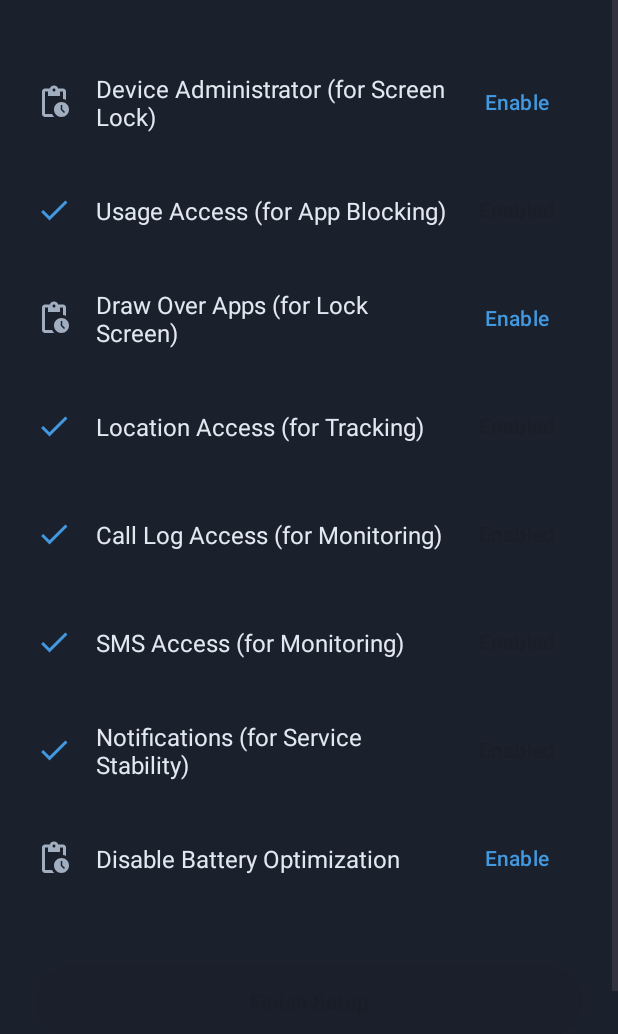
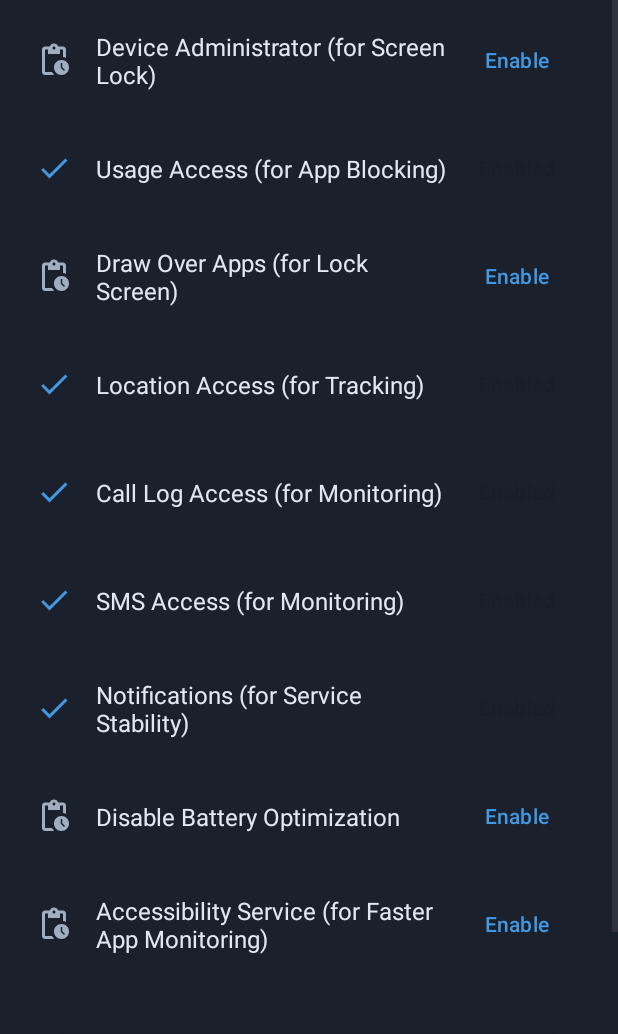
Before and after one commit to Yousaf1204/KidShield, an Android app: the ChildSetupActivity screen opened directly, with no data from a screen before it, on a phone screen of 412 x 824 dp, the part 202-1236 px from its top. Run offline under Robolectric (Android 15) with nearby library versions, the phone set to English and light mode, and no system bars.

Commit message:
Implement Accessibility Service for faster app blocking
Replaces the inefficient polling mechanism that used UsageStatsManager every 2 seconds with a real-time, event-driven Accessibility Service. This significantly improves performance and reduces battery consumption for the app blocking feature.

- Adds `AppAccessibilityService` to listen for window state changes.
- Updates `MonitoringService` to use a `BroadcastReceiver` for app events from the new service.
- Modifies `ChildSetupActivity` to include a permission prompt and validation for the Accessibility Service.
- Fixes a bug in `isAccessibilityServiceEnabled` to reliably detect if the service is active.

2.

Correctly handle background location permission request

Refactors the location permission request logic in `ChildSetupActivity` to follow modern Android best practices.

Previously, `ACCESS_FINE_LOCATION` and `ACCESS_BACKGROUND_LOCATION` were requested simultaneously, causing the background location permission to be denied on Android 10 and above.

The new implementation requests `ACCESS_FINE_LOCATION` first. Once granted, it then prompts for `ACCESS_BACKGROUND_LOCATION`. This ensures a reliable permission flow and fixes the issue where the "Enable" button for location would not update correctly.

```diff
--- a/app/build.gradle.kts
+++ b/app/build.gradle.kts
@@ -11,8 +11,8 @@ android {
         applicationId = "com.yousafdev.KidShield"
         minSdk = 26
         targetSdk = 35
-        versionCode = 1
-        versionName = "1.0"
+        versionCode = 2
+        versionName = "1.0.2"
 
         testInstrumentationRunner = "androidx.test.runner.AndroidJUnitRunner"
     }
--- a/app/src/main/java/com/yousafdev/KidShield/Activities/ChildSetupActivity.java
+++ b/app/src/main/java/com/yousafdev/KidShield/Activities/ChildSetupActivity.java
@@ -1,6 +1,7 @@
 package com.yousafdev.KidShield.Activities;
 
 import android.Manifest;
+import android.accessibilityservice.AccessibilityServiceInfo;
 import android.app.admin.DevicePolicyManager;
 import android.content.ComponentName;
 import android.content.Context;
@@ -11,25 +12,23 @@ import android.os.Build;
 import android.os.Bundle;
 import android.os.PowerManager;
 import android.provider.Settings;
+import android.text.TextUtils;
 import android.view.View;
+import android.view.accessibility.AccessibilityManager;
 import android.widget.Button;
 import android.widget.ImageView;
 import android.widget.TextView;
-import android.widget.Toast;
-
 import androidx.activity.result.ActivityResultLauncher;
 import androidx.activity.result.contract.ActivityResultContracts;
 import androidx.appcompat.app.AppCompatActivity;
 import androidx.core.content.ContextCompat;
-
 import com.yousafdev.KidShield.R;
+import com.yousafdev.KidShield.Services.AppAccessibilityService;
 import com.yousafdev.KidShield.Services.MonitoringService;
-import com.yousafdev.KidShield.Utils.BootReceiver; // Import BootReceiver
+import com.yousafdev.KidShield.Utils.BootReceiver;
 import com.yousafdev.KidShield.Utils.MyDeviceAdminReceiver;
-
 import java.util.Map;
 
-// Helper class to manage each permission item's view
 class PermissionViewHolder {
     View layout;
     ImageView statusIcon;
@@ -51,10 +50,9 @@ class PermissionViewHolder {
     }
 }
 
-
 public class ChildSetupActivity extends AppCompatActivity {
 
-    private PermissionViewHolder admin, usage, overlay, location, call, sms, notifications, battery;
+    private PermissionViewHolder admin, usage, overlay, location, call, sms, notifications, battery, accessibility;
     private Button finishButton;
 
     private DevicePolicyManager dpm;
@@ -64,9 +62,7 @@ public class ChildSetupActivity extends AppCompatActivity {
             registerForActivityResult(new ActivityResultContracts.RequestMultiplePermissions(), this::onPermissionsResult);
 
     private final ActivityResultLauncher<Intent> requestSettingLauncher =
-            registerForActivityResult(new ActivityResultContracts.StartActivityForResult(), result -> {
-                checkAllPermissions();
-            });
+            registerForActivityResult(new ActivityResultContracts.StartActivityForResult(), result -> checkAllPermissions());
 
     @Override
     protected void onCreate(Bundle savedInstanceState) {
@@ -95,6 +91,7 @@ public class ChildSetupActivity extends AppCompatActivity {
         sms = new PermissionViewHolder(findViewById(R.id.permission_sms));
         notifications = new PermissionViewHolder(findViewById(R.id.permission_notifications));
         battery = new PermissionViewHolder(findViewById(R.id.permission_battery));
+        accessibility = new PermissionViewHolder(findViewById(R.id.permission_accessibility));
         finishButton = findViewById(R.id.button_finish_setup);
 
         admin.title.setText("Device Administrator (for Screen Lock)");
@@ -105,15 +102,20 @@ public class ChildSetupActivity extends AppCompatActivity {
         sms.title.setText("SMS Access (for Monitoring)");
         notifications.title.setText("Notifications (for Service Stability)");
         battery.title.setText("Disable Battery Optimization");
+        accessibility.title.setText("Accessibility Service (for Faster App Monitoring)");
     }
 
     private void setupClickListeners() {
         admin.enableButton.setOnClickListener(v -> requestDeviceAdmin());
         usage.enableButton.setOnClickListener(v -> requestUsageStats());
         overlay.enableButton.setOnClickListener(v -> requestOverlay());
-        location.enableButton.setOnClickListener(v -> requestStandardPermissions(
-                new String[]{Manifest.permission.ACCESS_FINE_LOCATION, Manifest.permission.ACCESS_BACKGROUND_LOCATION}
-        ));
+        location.enableButton.setOnClickListener(v -> {
+            if (!isPermissionGranted(Manifest.permission.ACCESS_FINE_LOCATION)) {
+                requestStandardPermissions(new String[]{Manifest.permission.ACCESS_FINE_LOCATION});
+            } else if (Build.VERSION.SDK_INT >= Build.VERSION_CODES.Q && !isPermissionGranted(Manifest.permission.ACCESS_BACKGROUND_LOCATION)) {
+                requestStandardPermissions(new String[]{Manifest.permission.ACCESS_BACKGROUND_LOCATION});
+            }
+        });
         call.enableButton.setOnClickListener(v -> requestStandardPermissions(
                 new String[]{Manifest.permission.READ_CALL_LOG}
         ));
@@ -122,9 +124,9 @@ public class ChildSetupActivity extends AppCompatActivity {
         ));
         notifications.enableButton.setOnClickListener(v -> requestNotificationPermission());
         battery.enableButton.setOnClickListener(v -> requestIgnoreBatteryOptimizations());
+        accessibility.enableButton.setOnClickListener(v -> requestAccessibilityService());
 
         finishButton.setOnClickListener(v -> {
-            // Start the service and schedule the alarm.
             Intent serviceIntent = new Intent(this, MonitoringService.class);
             if (Build.VERSION.SDK_INT >= Build.VERSION_CODES.O) {
                 startForegroundService(serviceIntent);
@@ -132,7 +134,6 @@ public class ChildSetupActivity extends AppCompatActivity {
                 startService(serviceIntent);
             }
 
-            // Schedule the data sync alarm
             BootReceiver.scheduleDataSync(this);
 
             startActivity(new Intent(this, ChildDashboardActivity.class));
@@ -144,16 +145,19 @@ public class ChildSetupActivity extends AppCompatActivity {
         if (dpm.isAdminActive(compName)) admin.setGranted();
         if (isUsageStatsAllowed()) usage.setGranted();
         if (Settings.canDrawOverlays(this)) overlay.setGranted();
-        if (isPermissionGranted(Manifest.permission.ACCESS_FINE_LOCATION)) location.setGranted();
+        if (isPermissionGranted(Manifest.permission.ACCESS_FINE_LOCATION) && (Build.VERSION.SDK_INT < Build.VERSION_CODES.Q || isPermissionGranted(Manifest.permission.ACCESS_BACKGROUND_LOCATION))) {
+            location.setGranted();
+        }
         if (isPermissionGranted(Manifest.permission.READ_CALL_LOG)) call.setGranted();
         if (isPermissionGranted(Manifest.permission.READ_SMS)) sms.setGranted();
         if (isNotificationPermissionGranted()) notifications.setGranted();
         if (isIgnoringBatteryOptimizations()) battery.setGranted();
+        if (isAccessibilityServiceEnabled(this)) accessibility.setGranted();
 
-        // Check if all permissions are granted to enable the finish button
         if (dpm.isAdminActive(compName) && isUsageStatsAllowed() && Settings.canDrawOverlays(this) &&
-                isPermissionGranted(Manifest.permission.ACCESS_FINE_LOCATION) && isPermissionGranted(Manifest.permission.READ_CALL_LOG) &&
-                isPermissionGranted(Manifest.permission.READ_SMS) && isNotificationPermissionGranted() && isIgnoringBatteryOptimizations()) {
+                isPermissionGranted(Manifest.permission.ACCESS_FINE_LOCATION) && (Build.VERSION.SDK_INT < Build.VERSION_CODES.Q || isPermissionGranted(Manifest.permission.ACCESS_BACKGROUND_LOCATION)) &&
+                isPermissionGranted(Manifest.permission.READ_CALL_LOG) &&
+                isPermissionGranted(Manifest.permission.READ_SMS) && isNotificationPermissionGranted() && isIgnoringBatteryOptimizations() && isAccessibilityServiceEnabled(this)) {
             finishButton.setEnabled(true);
         }
     }
@@ -191,6 +195,11 @@ public class ChildSetupActivity extends AppCompatActivity {
         requestSettingLauncher.launch(intent);
     }
 
+    private void requestAccessibilityService() {
+        Intent intent = new Intent(Settings.ACTION_ACCESSIBILITY_SETTINGS);
+        requestSettingLauncher.launch(intent);
+    }
+
     private void onPermissionsResult(Map<String, Boolean> grants) {
         checkAllPermissions();
     }
@@ -220,4 +229,14 @@ public class ChildSetupActivity extends AppCompatActivity {
         PowerManager pm = (PowerManager) getSystemService(Context.POWER_SERVICE);
         return pm.isIgnoringBatteryOptimizations(getPackageName());
     }
+
+    public static boolean isAccessibilityServiceEnabled(Context context) {
+        AccessibilityManager am = (AccessibilityManager) context.getSystemService(Context.ACCESSIBILITY_SERVICE);
+        if (am == null) {
+            return false;
+        }
+        return am.getEnabledAccessibilityServiceList(AccessibilityServiceInfo.FEEDBACK_ALL_MASK)
+                .stream()
+                .anyMatch(service -> service.getId().equals(context.getPackageName() + "/.Services.AppAccessibilityService"));
+    }
 }
--- a/app/src/main/res/layout/activity_child_setup.xml
+++ b/app/src/main/res/layout/activity_child_setup.xml
@@ -41,35 +41,48 @@
             android:id="@+id/linearLayout_permissions"
             android:layout_width="0dp"
             android:layout_height="wrap_content"
-            android:layout_marginTop="32dp"
+            android:layout_marginTop="4dp"
             android:orientation="vertical"
             app:layout_constraintEnd_toEndOf="parent"
+            app:layout_constraintHorizontal_bias="1.0"
             app:layout_constraintStart_toStartOf="parent"
             app:layout_constraintTop_toBottomOf="@id/textView_setup_description">
 
-            <include layout="@layout/item_permission"
-                android:id="@+id/permission_device_admin"/>
+            <include
+                android:id="@+id/permission_device_admin"
+                layout="@layout/item_permission" />
 
-            <include layout="@layout/item_permission"
-                android:id="@+id/permission_usage_stats"/>
+            <include
+                android:id="@+id/permission_usage_stats"
+                layout="@layout/item_permission" />
 
-            <include layout="@layout/item_permission"
-                android:id="@+id/permission_draw_overlay"/>
+            <include
+                android:id="@+id/permission_draw_overlay"
+                layout="@layout/item_permission" />
 
-            <include layout="@layout/item_permission"
-                android:id="@+id/permission_location"/>
+            <include
+                android:id="@+id/permission_location"
+                layout="@layout/item_permission" />
 
-            <include layout="@layout/item_permission"
-                android:id="@+id/permission_call_logs"/>
+            <include
+                android:id="@+id/permission_call_logs"
+                layout="@layout/item_permission" />
 
-            <include layout="@layout/item_permission"
-                android:id="@+id/permission_sms"/>
+            <include
+                android:id="@+id/permission_sms"
+                layout="@layout/item_permission" />
 
-            <include layout="@layout/item_permission"
-                android:id="@+id/permission_notifications"/>
+            <include
+                android:id="@+id/permission_notifications"
+                layout="@layout/item_permission" />
 
-            <include layout="@layout/item_permission"
-                android:id="@+id/permission_battery"/>
+            <include
+                android:id="@+id/permission_battery"
+                layout="@layout/item_permission" />
+
+            <include
+                android:id="@+id/permission_accessibility"
+                layout="@layout/item_permission" />
 
         </LinearLayout>
 
--- a/app/src/main/res/values/strings.xml
+++ b/app/src/main/res/values/strings.xml
@@ -1,3 +1,4 @@
 <resources>
     <string name="app_name">KidShield</string>
+    <string name="accessibility_service_description">KidShield uses this service to monitor which app is currently open, allowing it to block apps selected by the parent for your safety.</string>
 </resources>
```
Also changed, not shown: app/src/main/AndroidManifest.xml (+14 -0 lines), app/src/main/java/com/yousafdev/KidShield/Services/AppAccessibilityService.java (added, +49 -0 lines), app/src/main/java/com/yousafdev/KidShield/Services/MonitoringService.java (+26 -63 lines), app/src/main/res/xml/accessibility_service_config.xml (added, +8 -0 lines).
